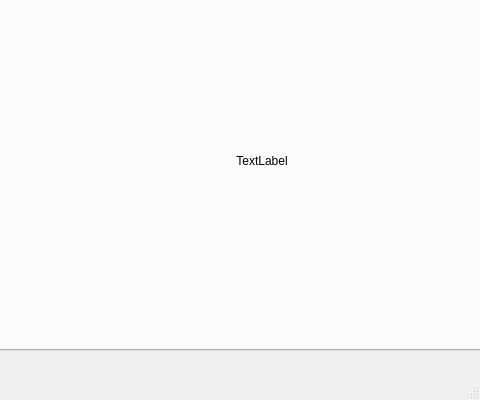
Old version of the form image_processing_app.ui in the repository soyoung125/MultimediaProcessingTool; both pictures show x 320 to 800 and y 200 to 600 of the 800 by 600 pixel window.
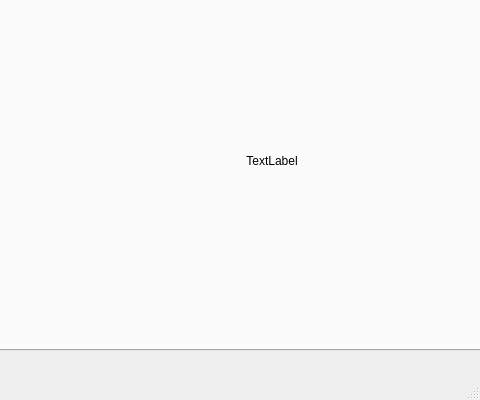
New version of the form.

Commit message: scaling 기능 구현

Patch:
```diff
--- a/image_processing_app.ui
+++ b/image_processing_app.ui
@@ -259,7 +259,7 @@
      <widget class="QLabel" name="lblImage2">
       <property name="geometry">
        <rect>
-        <x>420</x>
+        <x>430</x>
         <y>180</y>
         <width>320</width>
         <height>310</height>
```
Left out of the diff: 28 changed lines with no effect on the pictures. The commit also changes 2 other files.
